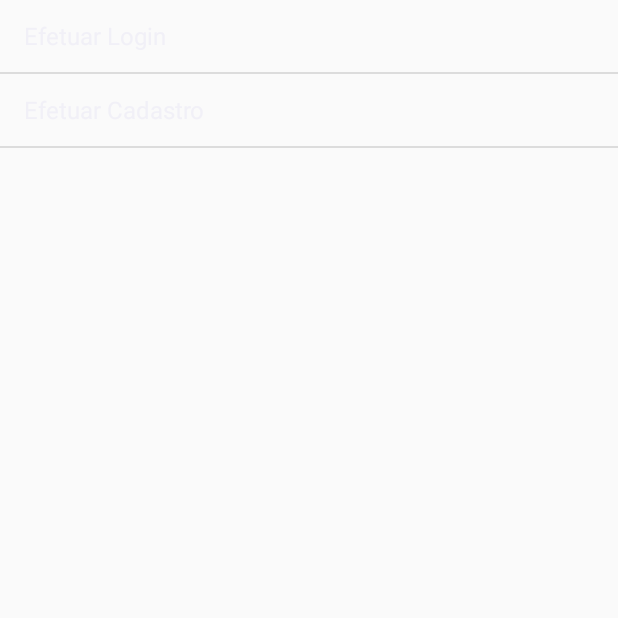
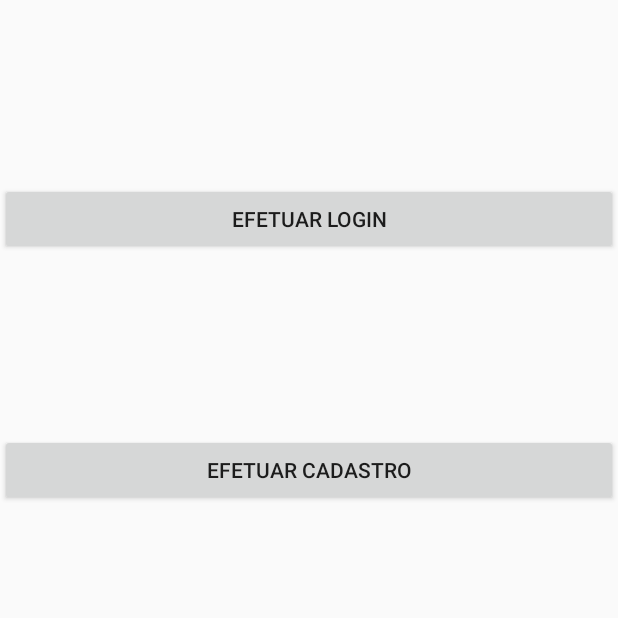
Before and after one commit to gabriellacrystina/Mobile, an Android app: the screen it shows after launch (MainActivity), on a phone screen of 412 x 824 dp, the top half of it. Run offline under Robolectric (Android 15) with nearby library versions, the phone set to English and light mode, and no system bars.

Commit message:
Correção do script de criação das tabelas

```diff
--- a/app/src/main/java/BD/DataBase.java
+++ b/app/src/main/java/BD/DataBase.java
@@ -54,7 +54,7 @@ public class DataBase extends SQLiteOpenHelper {
                 VENDEDOR_ENDERECO + " TEXT, " +
                 VENDEDOR_TELEFONE + " TEXT, " +
                 VENDEDOR_LOGIN + " TEXT, " +
-                VENDEDOR_SENHA +
+                VENDEDOR_SENHA + " TEXT " +
                 " ) ";
 
         String CREATE_ESCOLAS_TABLE = "CREATE TABLE " + TABELA_ESCOLAS +
@@ -62,11 +62,11 @@ public class DataBase extends SQLiteOpenHelper {
                 ESCOLA_ID + " INTEGER PRIMARY KEY AUTOINCREMENT, " +
                 ESCOLA_NOME + " TEXT, " +
                 ESCOLA_ENDERECO + " TEXT, " +
-                ESCOLA_TELEFONE + " TEXT, " +
+                ESCOLA_TELEFONE + " TEXT " +
                 " ) ";
 
         db.execSQL(CREATE_VENDEDORES_TABLE);
-        db.execSQL(CREATE_VENDEDORES_TABLE);
+        db.execSQL(CREATE_ESCOLAS_TABLE);
     }
 
     //Called when the database needs to be upgraded
--- a/app/src/main/java/com/example/jeanbruno/prjip/CadastroActivity.java
+++ b/app/src/main/java/com/example/jeanbruno/prjip/CadastroActivity.java
@@ -1,6 +1,7 @@
 package com.example.jeanbruno.prjip;
 
 import android.app.Activity;
+import android.content.Intent;
 import android.os.Bundle;
 import android.view.View;
 import android.widget.Button;
@@ -44,5 +45,8 @@ public class CadastroActivity extends Activity {
 
         //Toast mostra na tela o retorno da string resultado.
         Toast.makeText(getApplicationContext(), resultado, Toast.LENGTH_LONG).show();
+
+        Intent intent = new Intent(CadastroActivity.this, LoginActivity.class);
+        startActivity(intent);
     }
 }
--- a/app/src/main/java/com/example/jeanbruno/prjip/CadastroEscola.java
+++ b/app/src/main/java/com/example/jeanbruno/prjip/CadastroEscola.java
@@ -1,5 +1,6 @@
 package com.example.jeanbruno.prjip;
 
+import android.content.Intent;
 import android.support.v7.app.AppCompatActivity;
 import android.os.Bundle;
 import android.view.View;
@@ -40,6 +41,10 @@ public class CadastroEscola extends AppCompatActivity {
         enderecoEscola.setText("");
         telefoneEscola.setText("");
 
+
         Toast.makeText(getApplicationContext(), resultado, Toast.LENGTH_SHORT).show();
+
+        Intent intent = new Intent(CadastroEscola.this, ListaEscolasActivity.class);
+        startActivity(intent);
     }
 }
--- a/app/src/main/java/com/example/jeanbruno/prjip/Editar_Excluir_Escola.java
+++ b/app/src/main/java/com/example/jeanbruno/prjip/Editar_Excluir_Escola.java
@@ -56,7 +56,7 @@ public class Editar_Excluir_Escola extends AppCompatActivity {
 
         nomeEditado = (EditText)findViewById(R.id.editText4);
         enderecoEditado = (EditText)findViewById(R.id.editText5);
-        telefoneEditado = (EditText)findViewById(R.id.editText5);
+        telefoneEditado = (EditText)findViewById(R.id.editText6);
 
         String nomeString = nomeEditado.getText().toString();
         String enderecoString = enderecoEditado.getText().toString();
--- a/app/src/main/java/com/example/jeanbruno/prjip/MainActivity.java
+++ b/app/src/main/java/com/example/jeanbruno/prjip/MainActivity.java
@@ -11,27 +11,25 @@ import android.widget.Button;
 import android.widget.ListView;
 
 
-public class MainActivity extends ListActivity {
+public class MainActivity extends Activity {
 
-    /**
+
     Button botaoCadastro;
     Button botaoEfetuarLogin;
-    **/
+
     @Override
     protected void onCreate(Bundle savedInstanceState) {
         super.onCreate(savedInstanceState);
-        //setContentView(R.layout.activity_main);
-
-        String[] menus = {"Efetuar Login", "Efetuar Cadastro"};
-
-
-        ArrayAdapter<String> adapter = new ArrayAdapter<String>(getApplicationContext(), android.R.layout.simple_list_item_1, menus);
-
-        setListAdapter(adapter);
+        setContentView(R.layout.activity_main);
 
         /**
+        String[] menus = {"Efetuar Login", "Efetuar Cadastro"};
+        ArrayAdapter<String> adapter = new ArrayAdapter<String>(getApplicationContext(), android.R.layout.simple_list_item_1, menus);
+        setListAdapter(adapter);
+         **/
+
         botaoCadastro = (Button)findViewById(R.id.btnEfetuarCadastro);
-        botaoEfetuarLogin = (Button)findViewById(R.id.btnEfetuarCadastro);
+        botaoEfetuarLogin = (Button)findViewById(R.id.btnEfetuarLogin);
 
         //No evento clik do botao Cadastro é criado uma intencao de transicao de tela.
        botaoCadastro.setOnClickListener(new View.OnClickListener() {
@@ -40,18 +38,14 @@ public class MainActivity extends ListActivity {
                Intent intentCadastro = new Intent(MainActivity.this, CadastroActivity.class);
                 startActivity(intentCadastro);
             }
-        });{
-        }
-         **/
+        });
     }
-    /**
     public void onClickEfetuarLogin(View view){
         Intent intentLogin = new Intent(MainActivity.this, LoginActivity.class);
          startActivity(intentLogin);
         //teste
     }
-     **/
-
+    /**
     @Override
     protected void onListItemClick(ListView lv, View view, int position, long id ){
         super.onListItemClick(lv, view, position, id);
@@ -68,4 +62,5 @@ public class MainActivity extends ListActivity {
         }
 
     }
+    **/
 }
--- /dev/null
+++ b/app/src/main/res/layout/activity_main.xml
@@ -0,0 +1,33 @@
+<?xml version="1.0" encoding="utf-8"?>
+<RelativeLayout xmlns:android="http://schemas.android.com/apk/res/android"
+    android:layout_width="match_parent"
+    android:layout_height="match_parent">
+
+    <Button
+        android:layout_width="wrap_content"
+        android:layout_height="wrap_content"
+        android:text="EFETUAR LOGIN"
+        android:id="@+id/btnEfetuarLogin"
+        android:layout_marginTop="122dp"
+        android:layout_alignParentTop="true"
+        android:layout_alignParentLeft="true"
+        android:layout_alignParentStart="true"
+        android:layout_alignParentRight="true"
+        android:layout_alignParentEnd="true"
+        android:onClick="onClickEfetuarLogin"
+        android:nestedScrollingEnabled="true"
+        android:clickable="true" />
+
+    <Button
+        android:layout_width="wrap_content"
+        android:layout_height="wrap_content"
+        android:text="EFETUAR CADASTRO"
+        android:id="@+id/btnEfetuarCadastro"
+        android:layout_below="@+id/btnEfetuarLogin"
+        android:layout_marginTop="119dp"
+        android:layout_alignParentRight="true"
+        android:layout_alignParentEnd="true"
+        android:layout_alignParentLeft="true"
+        android:layout_alignParentStart="true"
+        android:clickable="true" />
+</RelativeLayout>
```
